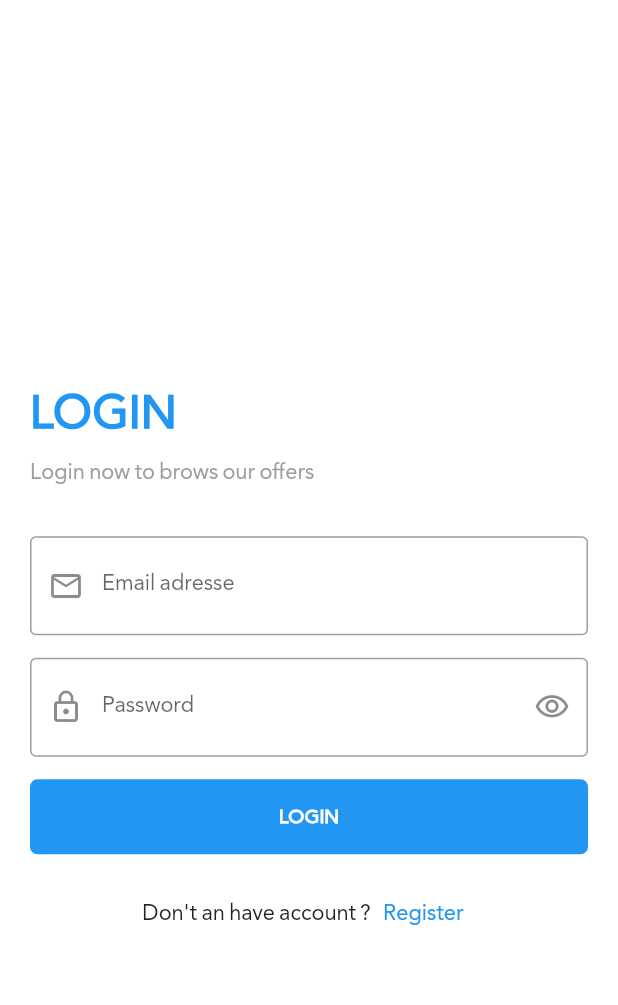
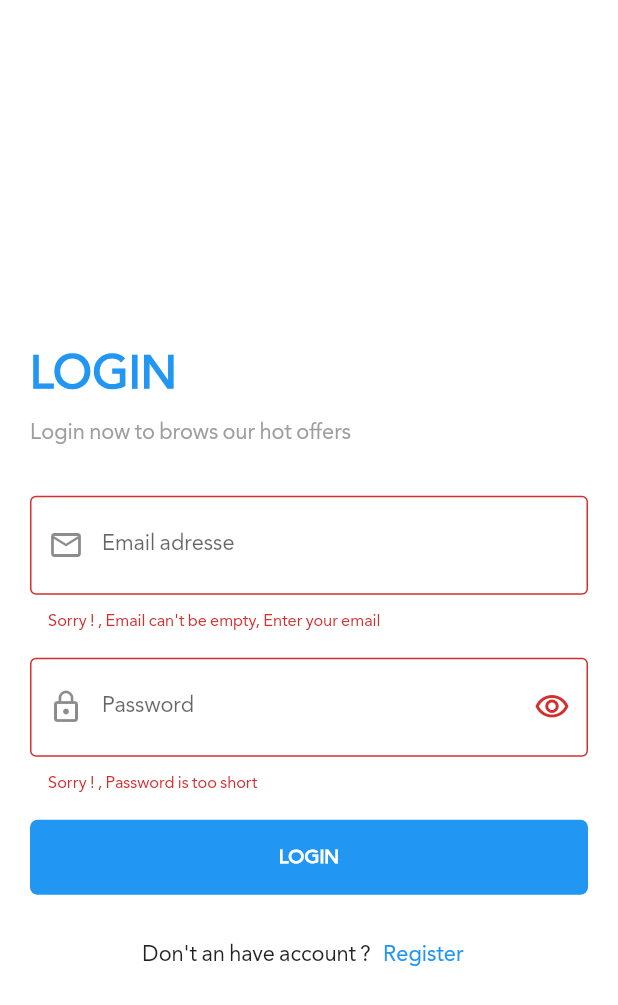
Before and after one commit to habcoun/udemy-abdullah-mansour, a Flutter app: the screen it shows after launch, after a tap on the "arrow forward ios" icon, after a tap on "SKIP", after a tap on "LOGIN", on a phone screen of 412 x 824 dp. Shown: the top 1005 px of the screen. Run offline on Flutter 3.47's test engine with Material 2 defaults, Android fonts, the phone set to English and light mode, and no system bars; our stand-ins replace bloc, dio, flutter_bloc, flutter_conditional_rendering, hexcolor, shared_preferences and 3 more; accounts and stored records are empty.

Commit message:
Handling API [Login Screen]

```diff
--- a/lib/main.dart
+++ b/lib/main.dart
@@ -9,8 +9,8 @@ import 'package:structure/layout/shop_app/on_boarding/on_boarding_screen.dart';
 import 'package:structure/shared/network/local/cahce_helper.dart';
 import 'package:structure/shared/network/remote/bloc-observer.dart';
 import 'package:structure/shared/network/remote/dio_helper.dart';
+import 'package:structure/shared/styles/themes.dart';
 
-import 'package:structure/shared/network/styles/themes.dart';
 import 'layout/news-app/cubit/modetheme cubit/modetheme_cubit.dart';
 
 void main() async {
--- /dev/null
+++ b/lib/modules/shop_app/login/cubit/shop_login_cubit.dart
@@ -0,0 +1,45 @@
+import 'package:bloc/bloc.dart';
+import 'package:flutter/cupertino.dart';
+import 'package:flutter/material.dart';
+import 'package:flutter_bloc/flutter_bloc.dart';
+import 'package:meta/meta.dart';
+import 'package:structure/shared/network/end_point.dart';
+import 'package:structure/shared/network/remote/dio_helper.dart';
+part 'shop_login_state.dart';
+
+class ShopLoginCubit extends Cubit<ShopLoginState> {
+  ShopLoginCubit() : super(ShopLoginInitial());
+
+  static ShopLoginCubit get(context) => BlocProvider.of(context);
+  IconData suffix = Icons.visibility_outlined;
+  bool isPasswordShow = true;
+
+  void changePasswordVisibility() {
+    print('Pressed');
+    isPasswordShow = !isPasswordShow;
+    suffix = isPasswordShow
+        ? Icons.visibility_outlined
+        : Icons.visibility_off_outlined;
+    emit(ShopLoginChangePasswordVisibility());
+  }
+
+  void userLogin({
+    required String email,
+    required String password,
+  }) {
+    emit(ShopLoginLoading());
+    DioHelper.postData(
+      url: LOGIN,
+      data: {
+        'email': email,
+        'password': password,
+      },
+    ).then((value) {
+      print(value.data);
+      emit(ShopLoginSucess());
+    }).catchError((e) {
+      print(e.toString());
+      emit(ShopLoginError(e.toString()));
+    });
+  }
+}
--- /dev/null
+++ b/lib/modules/shop_app/login/cubit/shop_login_state.dart
@@ -0,0 +1,18 @@
+part of 'shop_login_cubit.dart';
+
+@immutable
+abstract class ShopLoginState {}
+
+class ShopLoginInitial extends ShopLoginState {}
+
+class ShopLoginLoading extends ShopLoginState {}
+
+class ShopLoginSucess extends ShopLoginState {}
+
+class ShopLoginError extends ShopLoginState {
+  final String error;
+
+  ShopLoginError(this.error);
+}
+
+class ShopLoginChangePasswordVisibility extends ShopLoginState {}
--- a/lib/modules/shop_app/login/shop_login_screen.dart
+++ b/lib/modules/shop_app/login/shop_login_screen.dart
@@ -1,33 +1,46 @@
 import 'package:flutter/material.dart';
-import 'package:structure/modules/shop_app/login/register_screen.dart';
+import 'package:flutter_bloc/flutter_bloc.dart';
+import 'package:flutter_conditional_rendering/conditional.dart';
+import 'package:structure/modules/shop_app/login/cubit/shop_login_cubit.dart';
+import 'package:structure/modules/shop_app/register/shop_register_screen.dart';
 import 'package:structure/shared/components/components.dart';
 import 'package:structure/shared/components/constants.dart';
 
 var emailController = TextEditingController();
 var passwordController = TextEditingController();
+var formKey = GlobalKey<FormState>();
 
 class ShopLoginScreen extends StatelessWidget {
   @override
   Widget build(BuildContext context) {
+    return BlocProvider(
+      create: (context) => ShopLoginCubit(),
+      child: BlocConsumer<ShopLoginCubit, ShopLoginState>(
+        listener: (context, state) {},
+        builder: (context, state) {
           return Scaffold(
             appBar: AppBar(),
             body: Center(
               child: SingleChildScrollView(
                 child: Padding(
                   padding: const EdgeInsets.all(20.0),
+                  child: Form(
+                    key: formKey,
                     child: Column(
                       crossAxisAlignment: CrossAxisAlignment.start,
                       children: [
                         Text(
                           'LOGIN',
-                  style: Theme.of(context).textTheme.headline4!.copyWith(
+                          style:
+                              Theme.of(context).textTheme.headline4!.copyWith(
                                     fontWeight: FontWeight.bold,
                                     color: defaultColor,
                                   ),
                         ),
                         Text(
-                  'Login now to brows our offers',
-                  style: Theme.of(context).textTheme.subtitle1!.copyWith(
+                          'Login now to brows our hot offers',
+                          style:
+                              Theme.of(context).textTheme.subtitle1!.copyWith(
                                     color: Colors.grey,
                                   ),
                         ),
@@ -49,25 +62,54 @@ class ShopLoginScreen extends StatelessWidget {
                           height: 15.0,
                         ),
                         CostumTextFormFeild(
+                          isPassword:
+                              ShopLoginCubit.get(context).isPasswordShow,
                           label: 'Password',
                           controller: passwordController,
                           type: TextInputType.visiblePassword,
                           prefix: Icons.lock_outline,
-                  suffix: Icons.visibility_outlined,
-                  suffixPressed: () {},
+                          suffix: ShopLoginCubit.get(context).suffix,
+                          onTap: () {
+                            ShopLoginCubit.get(context)
+                                .changePasswordVisibility();
+                          },
+                          onSubmit: (value) {
+                            if (formKey.currentState!.validate()) {
+                              ShopLoginCubit.get(context).userLogin(
+                                email: emailController.text,
+                                password: passwordController.text,
+                              );
+                            }
+                          },
                           validate: (String? value) {
                             if (value!.isEmpty) {
                               return "Sorry ! , Password is too short ";
-                    } else {}
+                            }
                           },
                         ),
                         SizedBox(
                           height: 15.0,
                         ),
+                        Conditional.single(
+                          context: context,
+                          conditionBuilder: (BuildContext context) =>
+                              state is! ShopLoginLoading,
+                          widgetBuilder: (BuildContext context) =>
                               Defaultbotton(
                             radius: 5.0,
                             text: "LOGIN",
-                  onPress: () {},
+                            onPress: () {
+                              if (formKey.currentState!.validate()) {
+                                ShopLoginCubit.get(context).userLogin(
+                                  email: emailController.text,
+                                  password: passwordController.text,
+                                );
+                              }
+                            },
+                          ),
+                          fallbackBuilder: (BuildContext context) => Center(
+                            child: CircularProgressIndicator(),
+                          ),
                         ),
                         SizedBox(
                           height: 15.0,
@@ -83,12 +125,15 @@ class ShopLoginScreen extends StatelessWidget {
                               onPressed: () {
                                 navigateTo(
                                   context,
-                          RegisterScreen(),
+                                  ShopRegisterScreen(),
                                 );
                               },
                               child: Text(
                                 "Register",
-                        style: Theme.of(context).textTheme.subtitle1!.copyWith(
+                                style: Theme.of(context)
+                                    .textTheme
+                                    .subtitle1!
+                                    .copyWith(
                                       color: defaultColor,
                                     ),
                               ),
@@ -100,6 +145,10 @@ class ShopLoginScreen extends StatelessWidget {
                   ),
                 ),
               ),
+            ),
+          );
+        },
+      ),
     );
   }
 }
--- /dev/null
+++ b/lib/modules/shop_app/register/cubit/shop_register_state.dart
@@ -0,0 +1,6 @@
+part of 'shop_register_cubit.dart';
+
+@immutable
+abstract class ShopRegisterState {}
+
+class ShopRegisterInitial extends ShopRegisterState {}
--- a/lib/modules/shop_app/login/register_screen.dart
+++ b/lib/modules/shop_app/register/shop_register_screen.dart
@@ -1,6 +1,6 @@
 import 'package:flutter/material.dart';
 
-class RegisterScreen extends StatelessWidget {
+class ShopRegisterScreen extends StatelessWidget {
   @override
   Widget build(BuildContext context) {
     return Scaffold(
--- a/lib/shared/components/components.dart
+++ b/lib/shared/components/components.dart
@@ -51,6 +51,7 @@ class CostumTextFormFeild extends StatelessWidget {
   final dynamic prefix;
   final dynamic suffix;
   final dynamic suffixPressed;
+  final bool isPassword;
 
   CostumTextFormFeild({
     required this.label,
@@ -63,6 +64,7 @@ class CostumTextFormFeild extends StatelessWidget {
     this.onTap,
     this.suffixPressed,
     this.suffix,
+    this.isPassword = false,
   });
 
   @override
@@ -74,6 +76,7 @@ class CostumTextFormFeild extends StatelessWidget {
       onChanged: onChange,
       onTap: onTap,
       validator: validate,
+      obscureText: isPassword,
       decoration: InputDecoration(
         suffixIcon: Icon(suffix),
         prefixIcon: GestureDetector(
--- /dev/null
+++ b/lib/shared/network/end_point.dart
@@ -0,0 +1 @@
+const LOGIN = 'login';
--- a/lib/shared/network/remote/dio_helper.dart
+++ b/lib/shared/network/remote/dio_helper.dart
@@ -6,16 +6,67 @@ class DioHelper {
   static init() {
     dio = Dio(
       BaseOptions(
-        baseUrl: 'https://newsapi.org/',
-        receiveDataWhenStatusError: true,
-      ),
+          baseUrl: 'https://student.valuxapps.com/api/',
+          receiveDataWhenStatusError: true,
+          headers: {
+            'Content-Type': 'application/json',
+          }),
     );
   }
 
   static Future<Response> getData({
     required String url,
     required Map<String, dynamic> query,
+    String lang = 'ar',
+    String token = '',
   }) async {
-    return await dio!.get(url, queryParameters: query);
+    dio!.options.headers = {
+      'lang': lang,
+      'Authorization': token,
+    };
+    return await dio!.get(
+      url,
+      queryParameters: query,
+    );
+  }
+
+  static Future<Response> postData({
+    required String url,
+    Map<String, dynamic>? query,
+    required Map<String, dynamic> data,
+    String lang = 'ar',
+    String token = '',
+  }) async {
+    dio!.options.headers = {
+      'lang': lang,
+      'Authorization': token,
+    };
+    return await dio!.post(
+      url,
+      queryParameters: query,
+      data: data,
+    );
   }
 }
+
+
+// Dio For News APP
+// class DioHelper {
+//   static Dio? dio;
+
+//   static init() {
+//     dio = Dio(
+//       BaseOptions(
+//         baseUrl: 'https://newsapi.org/',
+//         receiveDataWhenStatusError: true,
+//       ),
+//     );
+//   }
+
+//   static Future<Response> getData({
+//     required String url,
+//     required Map<String, dynamic> query,
+//   }) async {
+//     return await dio!.get(url, queryParameters: query);
+//   }
+// }
```
Also changed, not shown: lib/modules/shop_app/register/cubit/shop_register_cubit.dart (added, +8 -0 lines), lib/shared/styles/colors.dart (added), lib/shared/styles/styles.dart (added), lib/shared/styles/themes.dart (renamed from lib/shared/network/styles/themes.dart). Lines whose indentation alone changed are shown as unchanged.
